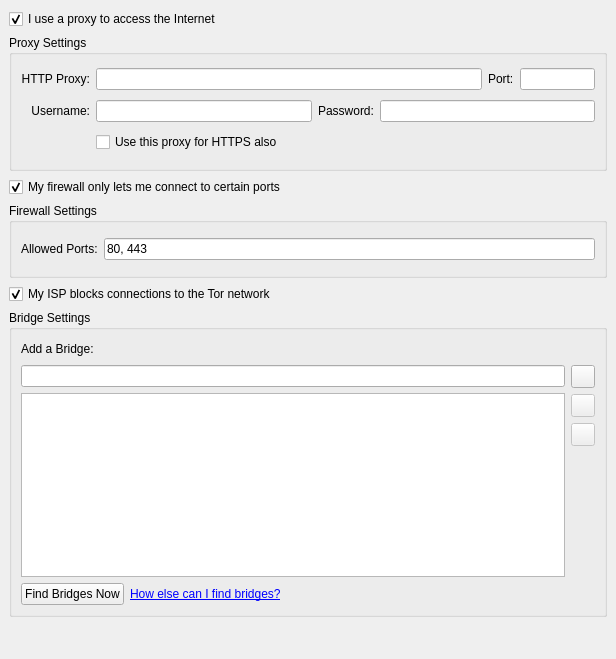
Qt form src/vidalia/config/NetworkPage.ui (a-ilin/vidalia) before a commit.
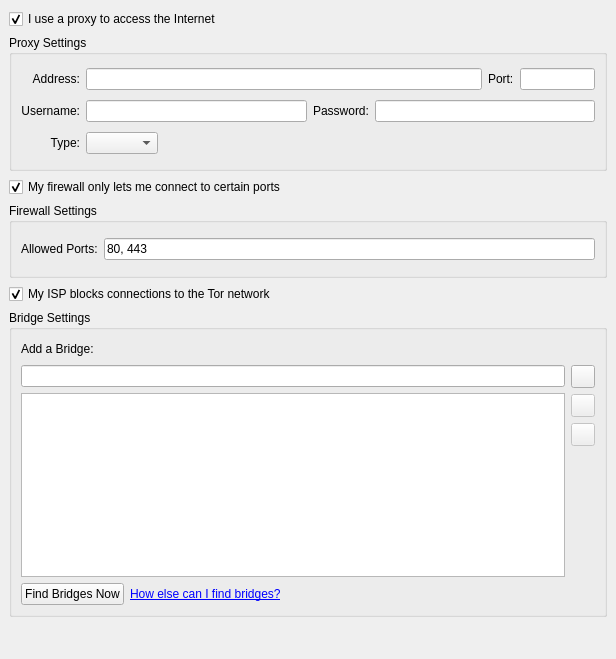
The same form after that commit. Icons and pictures are not drawn.

Commit message:
Add support in the Network settings page for configuring the Socks4Proxy and Socks5Proxy* options that were added in Tor 0.2.2.1-alpha. Patch from Christopher Davis.
svn:r4140

Patch:
```diff
--- a/src/vidalia/config/NetworkPage.ui
+++ b/src/vidalia/config/NetworkPage.ui
@@ -62,36 +62,19 @@
       <property name="spacing" >
        <number>6</number>
       </property>
-      <item row="0" column="0" >
-       <widget class="QLabel" name="lblHttpProxyAddress" >
-        <property name="text" >
-         <string>HTTP Proxy:</string>
+      <item row="0" column="0">
+       <widget class="QLabel" name="lblProxyAddress">
+        <property name="text">
+         <string>Address:</string>
         </property>
         <property name="alignment" >
          <set>Qt::AlignRight|Qt::AlignTrailing|Qt::AlignVCenter</set>
         </property>
        </widget>
       </item>
-      <item row="1" column="0" >
-       <widget class="QLabel" name="lblHttpProxyUsername" >
-        <property name="text" >
-         <string>Username:</string>
-        </property>
-        <property name="alignment" >
-         <set>Qt::AlignRight|Qt::AlignTrailing|Qt::AlignVCenter</set>
-        </property>
-       </widget>
-      </item>
-      <item row="2" column="1" colspan="3" >
-       <widget class="QCheckBox" name="chkProxyUseHttps" >
-        <property name="text" >
-         <string>Use this proxy for HTTPS also</string>
-        </property>
-       </widget>
-      </item>
-      <item row="1" column="1" colspan="4" >
-       <layout class="QHBoxLayout" >
-        <property name="spacing" >
+      <item row="0" column="1" colspan="2">
+       <layout class="QHBoxLayout">
+        <property name="spacing">
          <number>6</number>
         </property>
         <property name="margin" >
@@ -101,35 +84,8 @@
          <widget class="QLineEdit" name="lineHttpProxyUsername" />
         </item>
         <item>
-         <widget class="QLabel" name="lblHttpProxyPassword" >
-          <property name="text" >
-           <string>Password:</string>
-          </property>
-         </widget>
-        </item>
-        <item>
-         <widget class="QLineEdit" name="lineHttpProxyPassword" >
-          <property name="echoMode" >
-           <enum>QLineEdit::Password</enum>
-          </property>
-         </widget>
-        </item>
-       </layout>
-      </item>
-      <item row="0" column="1" colspan="4" >
-       <layout class="QHBoxLayout" >
-        <property name="spacing" >
-         <number>6</number>
-        </property>
-        <property name="margin" >
-         <number>0</number>
-        </property>
-        <item>
-         <widget class="QLineEdit" name="lineHttpProxyAddress" />
-        </item>
-        <item>
-         <widget class="QLabel" name="lblHttpProxyPort" >
-          <property name="text" >
+         <widget class="QLabel" name="lblProxyPort">
+          <property name="text">
            <string>Port:</string>
           </property>
          </widget>
@@ -149,7 +105,44 @@
         </item>
        </layout>
       </item>
-      <item row="1" column="4" >
+      <item row="1" column="0">
+       <widget class="QLabel" name="lblProxyUsername">
+        <property name="text">
+         <string>Username:</string>
+        </property>
+        <property name="alignment">
+         <set>Qt::AlignRight|Qt::AlignTrailing|Qt::AlignVCenter</set>
+        </property>
+       </widget>
+      </item>
+      <item row="1" column="1" colspan="2">
+       <layout class="QHBoxLayout">
+        <property name="spacing">
+         <number>6</number>
+        </property>
+        <property name="margin">
+         <number>0</number>
+        </property>
+        <item>
+         <widget class="QLineEdit" name="lineProxyUsername"/>
+        </item>
+        <item>
+         <widget class="QLabel" name="lblProxyPassword">
+          <property name="text">
+           <string>Password:</string>
+          </property>
+         </widget>
+        </item>
+        <item>
+         <widget class="QLineEdit" name="lineProxyPassword">
+          <property name="echoMode">
+           <enum>QLineEdit::Password</enum>
+          </property>
+         </widget>
+        </item>
+       </layout>
+      </item>
+      <item row="1" column="2">
        <spacer>
         <property name="orientation" >
          <enum>Qt::Horizontal</enum>
@@ -162,6 +155,19 @@
         </property>
        </spacer>
       </item>
+      <item row="2" column="0">
+       <widget class="QLabel" name="lblProxyType">
+        <property name="text">
+         <string>Type:</string>
+        </property>
+        <property name="alignment">
+         <set>Qt::AlignRight|Qt::AlignTrailing|Qt::AlignVCenter</set>
+        </property>
+       </widget>
+      </item>
+      <item row="2" column="1">
+       <widget class="QComboBox" name="cmboProxyType"/>
+      </item>
      </layout>
     </widget>
    </item>
```
Left out of the diff: 242 changed lines with no effect on the pictures. The commit also changes 5 other files.
